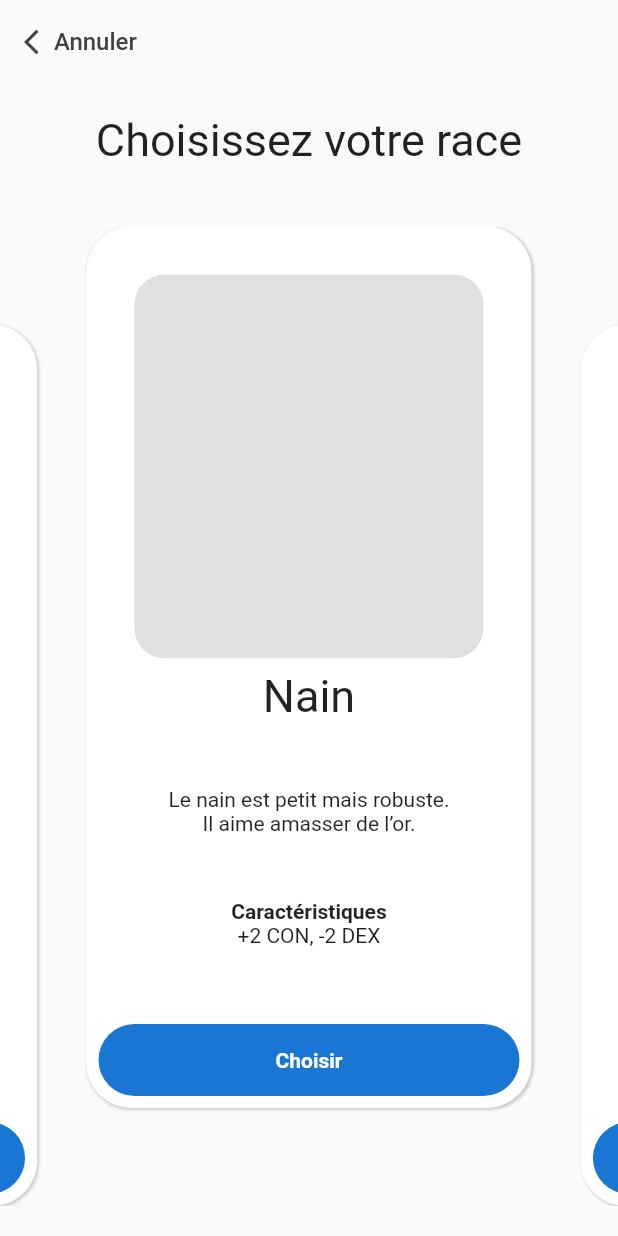
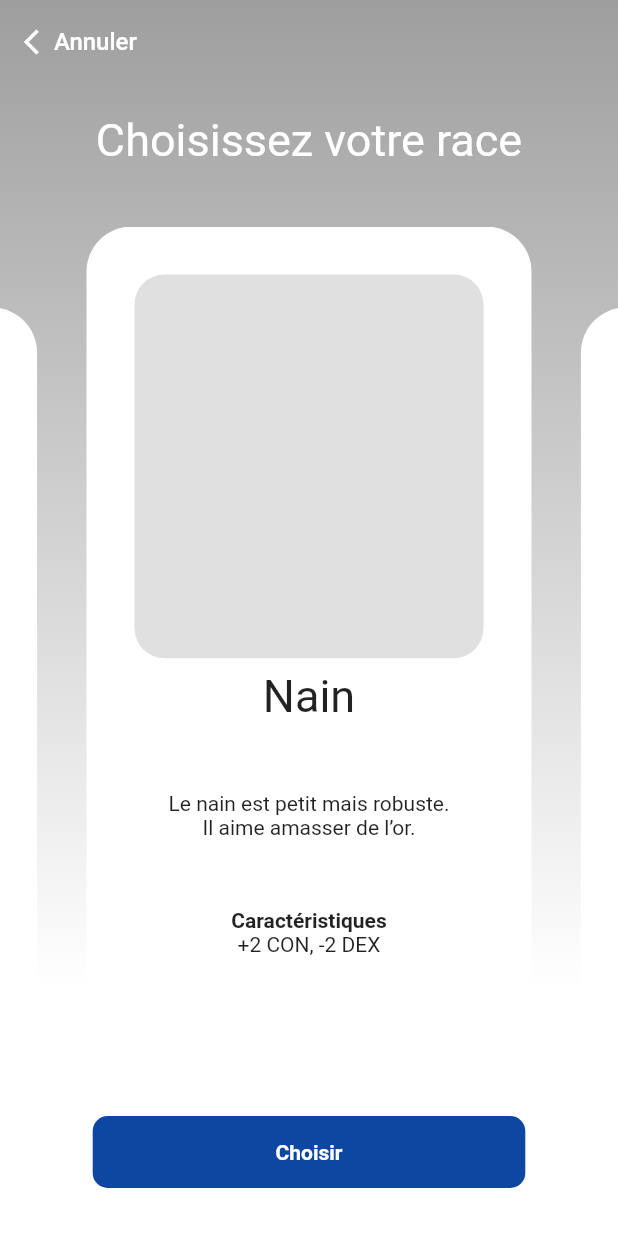
Before and after one commit to remi-martin/alpharoll_assets, a Flutter app: the CharacterPageView screen opened directly, on a phone screen of 412 x 824 dp. Run offline on Flutter 3.47's test engine with Material 2 defaults, Android fonts, the phone set to English and light mode, and no system bars; our stand-ins replace custom_refresh_indicator, flutter_keyboard_visibility, flutter_slidable, flutter_svg, pinput, sensors and 2 more; missing offline and left inert: confirm_dialog, qr_code_scanner.

Commit message:
characters page animation

```diff
--- a/lib/views/animated_page_scroll_view.dart
+++ b/lib/views/animated_page_scroll_view.dart
@@ -1,10 +1,6 @@
 import 'dart:async';
-import 'dart:ui';
 
 import 'package:flutter/material.dart';
-import 'package:flutter/painting.dart';
-import 'package:flutter/rendering.dart';
-import 'package:flutter/widgets.dart';
 import 'package:sensors/sensors.dart';
 
 class AnimatedPageView extends StatefulWidget {
--- a/lib/views/character_page_view.dart
+++ b/lib/views/character_page_view.dart
@@ -1,6 +1,3 @@
-import 'dart:async';
-
-import 'package:flutter/cupertino.dart';
 import 'package:flutter/material.dart';
 
 class CharacterPageView extends StatefulWidget {
@@ -9,19 +6,29 @@ class CharacterPageView extends StatefulWidget {
   @override
   State<CharacterPageView> createState() => _CharacterPageViewState();
 }
-
-class _CharacterPageViewState extends State<CharacterPageView> {
-  late final PageController _pageController;
+class _CharacterPageViewState extends State<CharacterPageView> with SingleTickerProviderStateMixin {
+  late PageController _pageController;
+  late final AnimationController _animationController;
+  late final Animation<double> _animation;
 
   late double _pageOffset;
+  bool _details = false;
 
-  final int length = 10;
+  final int _length = 10;
 
   @override
   void initState() {
+    _animationController = AnimationController(vsync: this,
+      duration: const Duration(milliseconds: 300),
+    );
+    _animation = Tween<double>(begin: 0, end: 1)
+        .animate(CurvedAnimation(
+      parent: _animationController,
+      curve: Curves.easeInOut,
+    ));
     _pageController = PageController(
       viewportFraction: 0.8,
-      initialPage: length ~/ 2,
+      initialPage: _length ~/ 2,
     )..addListener(() {
       if (mounted && _pageController.page != null) {
         setState(() {
@@ -47,13 +54,32 @@ class _CharacterPageViewState extends State<CharacterPageView> {
     }
     return 0;
   }
+  double _getPageTransform(int index) {
+    if (_pageOffset.floor() == index) {
+      return -50 * (_pageOffset - _pageOffset.floor()).abs();
+    } else if (_pageOffset.ceil() == index) {
+      return 50 * (1 - (_pageOffset - _pageOffset.floor()).abs());
+    }
+    if(index < _pageOffset) return 50;
+    return -50;
+  }
 
   @override
   Widget build(BuildContext context) {
-    return Scaffold(
+    return Container(
+      decoration: const BoxDecoration(
+        gradient: LinearGradient(
+          colors: [Colors.grey, Colors.white],
+          stops: [0, 0.8],
+          begin: Alignment.topCenter,
+          end: Alignment.bottomCenter,
+        ),
+      ),
+      child: Scaffold(
+        backgroundColor: Colors.transparent,
         appBar: AppBar(
           backgroundColor: Colors.transparent,
-        foregroundColor: Colors.grey.shade800,
+          foregroundColor: Colors.white,
           elevation: 0,
           automaticallyImplyLeading: false,
           title: Row(
@@ -68,147 +94,164 @@ class _CharacterPageViewState extends State<CharacterPageView> {
             ],
           ),
         ),
-      body: Column(
+        body: Stack(
           children: [
-          const Padding(
-            padding: EdgeInsets.symmetric(
+            Column(
+              children: [
+                Padding(
+                  padding: const EdgeInsets.symmetric(
                     vertical: 20,
                   ),
-            child: Text(
-              "Choisissez votre race",
-              style: TextStyle(fontSize: 30),
+                  child: AnimatedOpacity(
+                    duration: const Duration(milliseconds: 300),
+                    opacity: _details ? 0 : 1,
+                    child: const Text("Choisissez votre race",
+                      style: TextStyle(
+                        fontSize: 30,
+                        color: Colors.white,
+                      ),
+                    ),
                   ),
                 ),
                 Expanded(
                   child: Padding(
                     padding: const EdgeInsets.symmetric(vertical: 20),
-              child: PageView.builder(
+                    child: AnimatedBuilder(
+                      animation: _animationController,
+                      builder: (context, animation) {
+                        _pageController = PageController(
+                          initialPage: _pageOffset.round(),
+                          viewportFraction: 0.8 + _animation.value * 0.2,
+                        )..addListener(() {
+                          if (mounted && _pageController.page != null
+                              && _animationController.isDismissed) {
+                            WidgetsBinding.instance?.addPostFrameCallback((timeStamp) {
+                              setState(() {
+                                _pageOffset = _pageController.page!;
+                              });
+                            });
+                          }
+                        });
+                        return PageView.builder(
                           controller: _pageController,
-                physics: const BouncingScrollPhysics(),
-                itemCount: length,
+                          physics: _details
+                              ? const NeverScrollableScrollPhysics()
+                              : const BouncingScrollPhysics(),
+                          itemCount: _length,
                           itemBuilder: (context, index) {
                             return Align(
-                    alignment: Alignment.lerp(
-                      Alignment.bottomCenter,
-                      Alignment.topCenter,
-                      _getPageOffset(index),
-                    )!,
+                              alignment: Alignment.bottomCenter,
                               child: CharacterCard(
-                      index: index,
+                                controller: _animationController,
+                                animation: _animation,
                                 pageOffset: _getPageOffset(index),
-                      onAction: () {
-                        Navigator.of(context).push(
-                          PageRouteBuilder(
-                            pageBuilder:
-                                (context, animation, secondaryAnimation) =>
-                                    CharacterPage(
-                              index: index,
-                            ),
-                            opaque: false,
+                                onAction: () => setState(() {
+                                  _details = !_details;
+                                  if (_details) {
+                                    _animationController.forward();
+                                  } else {
+                                    _animationController.reverse();
+                                  }
+                                }),
                               ),
                             );
                           },
+                        );
+                      }
+                    ),
+                  ),
+                ),
+                GestureDetector(
+                  child: AnimatedBuilder(
+                    animation: _animationController,
+                    builder: (context, animation) {
+                      return Container(
+                        margin: const EdgeInsets.symmetric(
+                          vertical: 32,
+                        ),
+                        padding: const EdgeInsets.all(16),
+                        width: MediaQuery.of(context).size.width*0.7
+                            + MediaQuery.of(context).size.width * 0.1 * _animation.value,
+                        decoration: BoxDecoration(
+                          borderRadius: BorderRadius.circular(10),
+                          color: Colors.blue.shade900,
+                        ),
+                        child: const Text(
+                          "Choisir",
+                          textAlign: TextAlign.center,
+                          style: TextStyle(
+                            color: Colors.white,
+                            fontWeight: FontWeight.bold,
+                          ),
                         ),
                       );
-                },
+                    }
                   ),
                 ),
-          )
               ],
+            ),
+          ],
+        ),
       ),
     );
   }
 }
 
 class CharacterCard extends StatefulWidget {
-  const CharacterCard(
-      {Key? key, this.onAction, this.pageOffset = 0.0, this.index = 0})
-      : super(key: key);
+  const CharacterCard({Key? key, this.onAction, this.pageOffset = 0.0, this.index = 0,
+    required this.controller, required this.animation,
+  }) : super(key: key);
 
   final Function()? onAction;
   final double pageOffset;
   final int index;
+  final AnimationController controller;
+  final Animation<double> animation;
 
   @override
   State<CharacterCard> createState() => _CharacterCardState();
 }
-
-class _CharacterCardState extends State<CharacterCard> {
-  late final Timer _timer;
-
-  double _dragOffset = 0.0;
-  double _filteredDragOffset = 0.0;
-
-  @override
-  void initState() {
-    super.initState();
-    _timer = Timer.periodic(const Duration(milliseconds: 16), (timer) {
-      if ((_dragOffset * 1000).floor() !=
-          (_filteredDragOffset * 1000).floor()) {
-        setState(() {
-          _filteredDragOffset += (_dragOffset - _filteredDragOffset) * 0.1;
-        });
-      }
-    });
-  }
-
-  @override
-  void dispose() {
-    _timer.cancel();
-    super.dispose();
-  }
+class _CharacterCardState extends State<CharacterCard> with SingleTickerProviderStateMixin {
 
   @override
   Widget build(BuildContext context) {
     return LayoutBuilder(
       builder: (context, constraints) {
-        double maxOffset = MediaQuery.of(context).size.height / 4;
+        double cardHeight = constraints.maxHeight * 0.9
+            + constraints.maxHeight * 0.1
+                * (widget.pageOffset - widget.animation.value);
+        double cardWidth = constraints.maxWidth * 0.9
+            + constraints.maxWidth * 0.1 * widget.animation.value;
+
+        double contentHeight = constraints.maxHeight * 0.9
+            + constraints.maxHeight * 0.1 * widget.animation.value;
         return GestureDetector(
-          onVerticalDragStart: (details) => setState(() {
-            _dragOffset = 0;
-          }),
-          onVerticalDragUpdate: (details) => setState(() {
-            _dragOffset += details.delta.dy * 0.7;
-            if (_dragOffset > maxOffset) _dragOffset = maxOffset;
-            if (_dragOffset < 0) _dragOffset = 0;
-          }),
-          onVerticalDragEnd: (details) => setState(() {
-            if (_filteredDragOffset > maxOffset * 0.8 &&
-                widget.onAction != null) widget.onAction!();
-            _dragOffset = 0;
-          }),
           onTap: widget.onAction,
-          child: Transform.translate(
-            offset: Offset(0, _filteredDragOffset),
-            child: Hero(
-              tag: 'card ${widget.index}',
           child: Container(
-                height: constraints.maxHeight * 0.9,
-                width: constraints.maxWidth * 0.9,
-                decoration: BoxDecoration(
-                  borderRadius: BorderRadius.circular(30),
-                  color: Theme.of(context).cardColor,
-                  boxShadow: [
-                    BoxShadow(
-                      color: Colors.grey.withOpacity(0.5),
-                      blurRadius: 1,
-                      spreadRadius: 0.1,
-                      offset: const Offset(1, 1),
+            height: cardHeight,
+            width: cardWidth,
+            decoration: const BoxDecoration(
+              borderRadius: BorderRadius.vertical(top: Radius.circular(30)),
+              color: Colors.white,
             ),
-                  ],
-                ),
-                child: ClipRRect(
-                  borderRadius: BorderRadius.circular(30),
+            alignment: Alignment.topCenter,
+            child: SizedBox(
+              height: contentHeight,
               child: Column(
                 children: [
                   Padding(
                     padding: const EdgeInsets.only(
-                            top: 32, left: 32, right: 32, bottom: 8),
-                        child:
-                            LayoutBuilder(builder: (context, innerConstraints) {
+                      top: 32,
+                      left: 32,
+                      right: 32,
+                      bottom: 8,
+                    ),
+                    child: LayoutBuilder(builder: (context, imageConstraints) {
+                      double imageHeight = imageConstraints.maxWidth * 1.1 * (1-widget.animation.value);
+                      double imageWidth = imageConstraints.maxWidth * (1-widget.animation.value);
                       return SizedBox(
-                            width: innerConstraints.maxWidth,
-                            height: innerConstraints.maxWidth * 1.1,
+                        width: imageWidth,
+                        height: imageHeight,
                         child: Container(
                           decoration: BoxDecoration(
                             color: Colors.grey.shade300,
@@ -224,45 +267,30 @@ class _CharacterCardState extends State<CharacterCard> {
                       crossAxisAlignment: CrossAxisAlignment.stretch,
                       children: [
                         const Center(
-                                child: Text(
-                              "Nain",
+                          child: Text("Nain",
                             style: TextStyle(
                               fontSize: 30,
                             ),
-                            )),
-                            const Text(
-                              "Le nain est petit mais robuste.\nIl aime amasser de l’or. ",
+                          ),
+                        ),
+                        const Text("Le nain est petit mais robuste.\nIl aime amasser de l’or. ",
                           textAlign: TextAlign.center,
                         ),
                         Column(
                           children: const [
-                                Text(
-                                  "Caractéristiques",
+                            Text("Caractéristiques",
                               style: TextStyle(fontWeight: FontWeight.bold),
                             ),
                             Text("+2 CON, -2 DEX"),
                           ],
                         ),
-                            Container(
-                              margin: const EdgeInsets.all(8),
-                              padding: const EdgeInsets.all(16),
-                              decoration: BoxDecoration(
-                                  borderRadius: BorderRadius.circular(24),
-                                  color: Colors.blue.shade700),
-                              child: const Text(
-                                "Choisir",
-                                textAlign: TextAlign.center,
-                                style: TextStyle(
-                                    color: Colors.white,
-                                    fontWeight: FontWeight.bold),
-                              ),
-                            ),
                       ],
                     ),
                   ),
+                  Container(
+                    height: constraints.maxHeight * 0.5 * widget.animation.value,
+                  ),
                 ],
-                  ),
-                ),
               ),
             ),
           ),
@@ -271,111 +299,3 @@ class _CharacterCardState extends State<CharacterCard> {
     );
   }
 }
-
-class CharacterPage extends StatefulWidget {
-  const CharacterPage({Key? key, this.index = 0}) : super(key: key);
-
-  final int index;
-
-  @override
-  State<CharacterPage> createState() => _CharacterPageState();
-}
-
-class _CharacterPageState extends State<CharacterPage> {
-  late final Timer _timer;
-
-  final double _dragStartDelay = 100;
-
-  double _dragPosition = 0.0;
-  double _dragOffset = 0.0;
-  double _filteredDragOffset = 0.0;
-
-  @override
-  void initState() {
-    super.initState();
-    _timer = Timer.periodic(const Duration(milliseconds: 16), (timer) {
-      if ((_dragOffset * 1000).floor() !=
-          (_filteredDragOffset * 1000).floor()) {
-        setState(() {
-          _filteredDragOffset += (_dragOffset - _filteredDragOffset) * 0.1;
-        });
-      }
-    });
-  }
-
-  @override
-  void dispose() {
-    _timer.cancel();
-    super.dispose();
-  }
-
-  @override
-  Widget build(BuildContext context) {
-    MediaQueryData screen = MediaQuery.of(context);
-    double maxOffset = screen.size.height + _dragStartDelay;
-    return GestureDetector(
-      onVerticalDragStart: (details) => setState(() {
-        _dragPosition = 0;
-        _dragOffset = 0;
-      }),
-      onVerticalDragUpdate: (details) => setState(() {
-        _dragPosition += details.delta.dy * 0.8;
-        if (_dragPosition < _dragStartDelay) return;
-        if (_dragPosition > maxOffset) {
-          _dragOffset = 1;
-        } else if (_dragPosition < 0) {
-          _dragOffset = 0;
-        } else {
-          _dragOffset = _dragPosition / maxOffset;
-        }
-
-        if (_filteredDragOffset > 0.4) Navigator.of(context).pop();
-      }),
-      onVerticalDragEnd: (details) => setState(() {
-        _dragPosition = 0;
-        _dragOffset = 0;
-      }),
-      child: Transform.translate(
-        offset: Offset(0, _filteredDragOffset * screen.size.height),
-        child: Transform.scale(
-          scale: 1 - (0.3 * _filteredDragOffset),
-          child: Hero(
-            tag: 'card ${widget.index}',
-            child: Container(
-              padding: const EdgeInsets.all(20),
-              alignment: Alignment.topCenter,
-              decoration: BoxDecoration(
-                color: Theme.of(context).cardColor,
-                borderRadius:
-                    BorderRadius.circular(30 * _filteredDragOffset * 2),
-                boxShadow: [
-                  BoxShadow(
-                    color: Colors.grey.withOpacity(0.5),
-                    blurRadius: 1,
-                    spreadRadius: 0.1,
-                    offset: const Offset(1, 1),
-                  ),
-                ],
-              ),
-              child: Padding(
-                padding: EdgeInsets.only(
-                    top: screen.padding.top * (1 - _filteredDragOffset * 2)),
-                child: LayoutBuilder(builder: (context, innerConstraints) {
-                  return SizedBox.square(
-                    dimension: innerConstraints.maxWidth,
-                    child: Container(
-                      decoration: BoxDecoration(
-                        color: Colors.grey,
-                        borderRadius: BorderRadius.circular(20),
-                      ),
-                    ),
-                  );
-                }),
-              ),
-            ),
-          ),
-        ),
-      ),
-    );
-  }
-}
```
Lines whose indentation alone changed are shown as unchanged.
